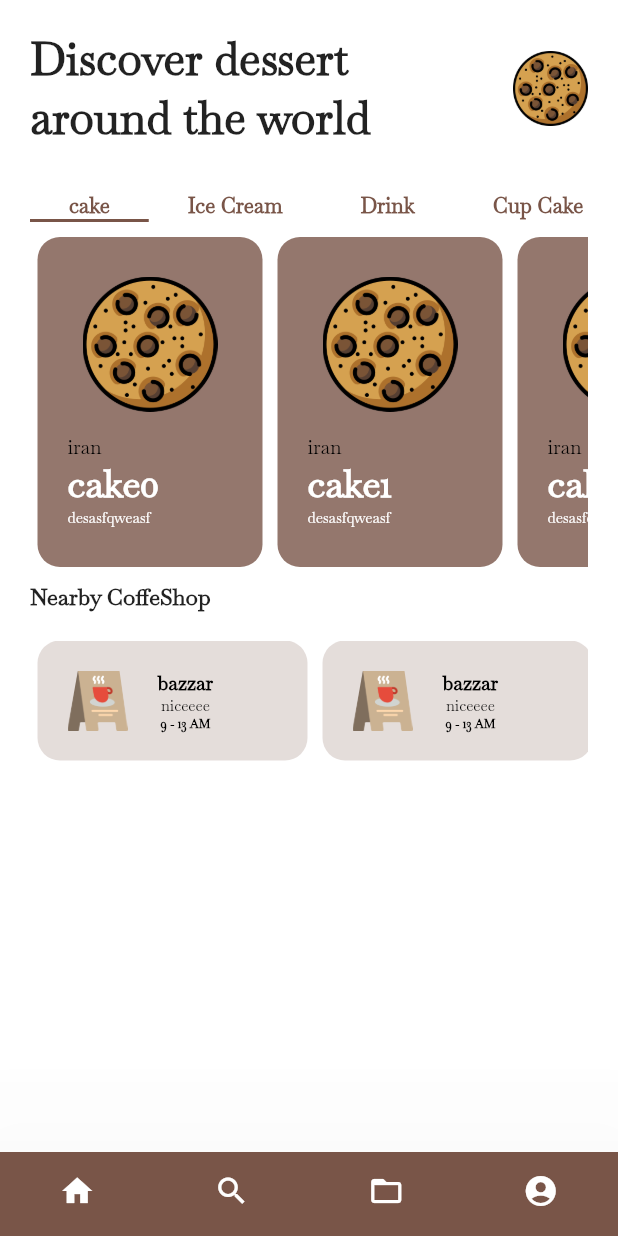
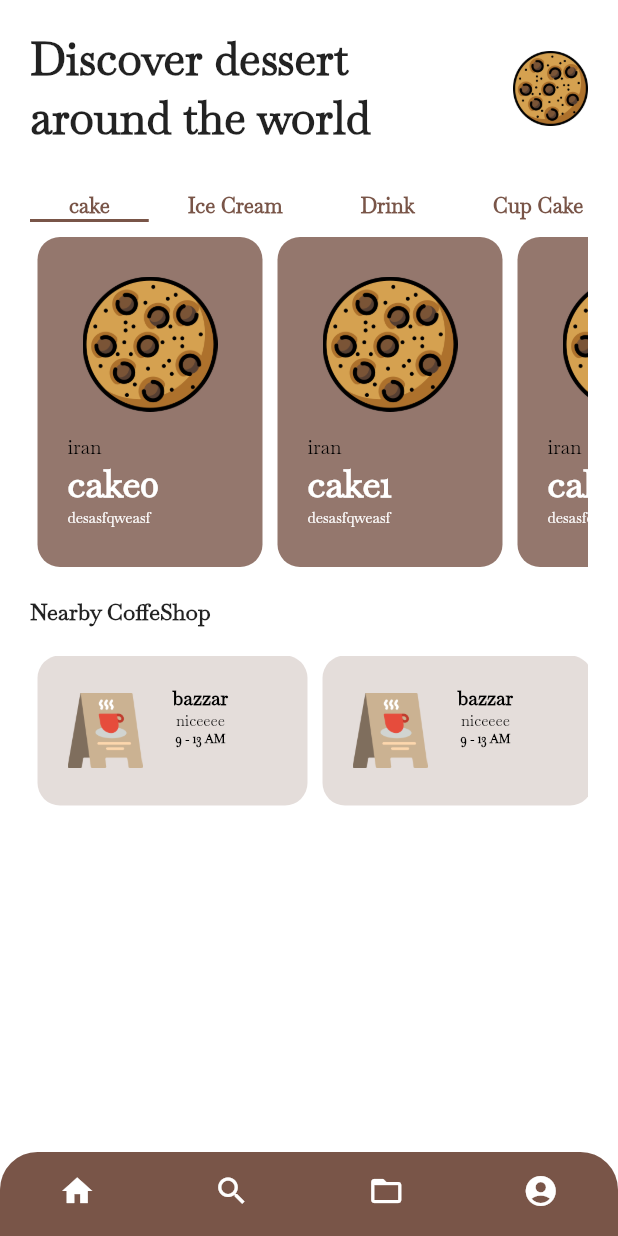
Before and after one commit to mahmoud-eslami/dessert_time, a Flutter app: the screen it shows after launch, on a phone screen of 412 x 824 dp. Run offline on Flutter 3.47's test engine with Material 2 defaults, Android fonts, the phone set to English and light mode, and no system bars; our stand-ins replace bloc, dio, equatable, flutter_bloc.

Commit message:
add cliprrect widget for bootom navifation

```diff
--- a/lib/pages/home.dart
+++ b/lib/pages/home.dart
@@ -19,7 +19,13 @@ class _HomeState extends State<Home> {
         } else if (state is InitialDessertState) {}
         return Scaffold(
           backgroundColor: Colors.white,
-          bottomNavigationBar: CustomBottomNavigation(),
+          bottomNavigationBar: ClipRRect(
+            borderRadius: BorderRadius.only(
+              topLeft: Radius.circular(25),
+              topRight: Radius.circular(25),
+            ),
+            child: CustomBottomNavigation(),
+          ),
           body: SingleChildScrollView(
             child: Container(
               padding: EdgeInsets.all(20),
@@ -59,7 +65,7 @@ class _HomeState extends State<Home> {
                     ),
                   ),
                   SizedBox(
-                    height: 10,
+                    height: 20,
                   ),
                   Align(
                     alignment: Alignment.centerLeft,
@@ -75,7 +81,7 @@ class _HomeState extends State<Home> {
                     height: 20,
                   ),
                   SizedBox(
-                    height: 80,
+                    height: 100,
                     child: ListView.builder(
                       scrollDirection: Axis.horizontal,
                       itemCount: 5,
```
